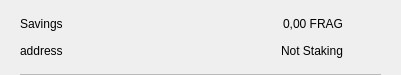
Before: the Qt Designer form src/qt/gamefrag/forms/csrow.ui in Game-Frag/game-frag-coin, drawn with Qt 5.
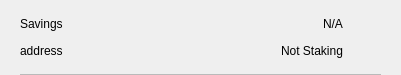
After: the same form once the commit is applied. Icons and pictures are not drawn.

What changed in the file:
```diff
--- a/src/qt/gamefrag/forms/csrow.ui
+++ b/src/qt/gamefrag/forms/csrow.ui
@@ -102,7 +102,7 @@
            <item>
             <widget class="QLabel" name="labelAmount">
              <property name="text">
-              <string>0,00 FRAG</string>
+              <string notr="true">N/A</string>
              </property>
             </widget>
            </item>
```
Left out of the diff: 2 changed lines with no effect on the pictures.
